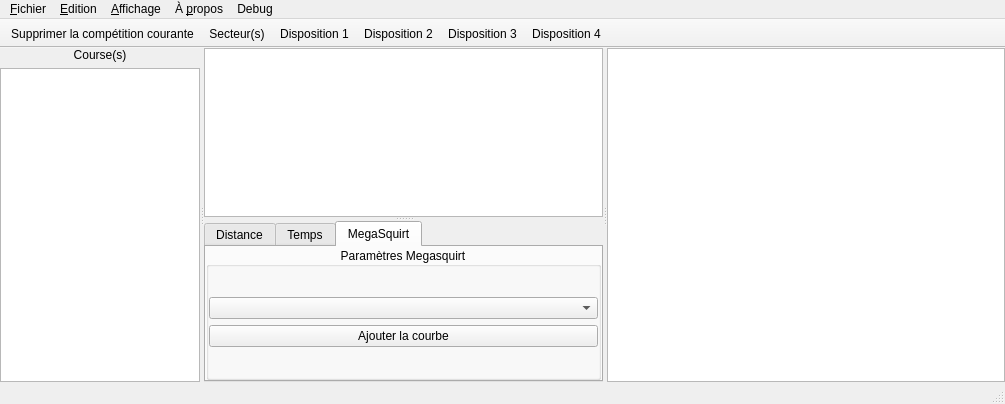
xaviermawet/EcoManagerQwt, file MainWindow.ui: the form before one commit.
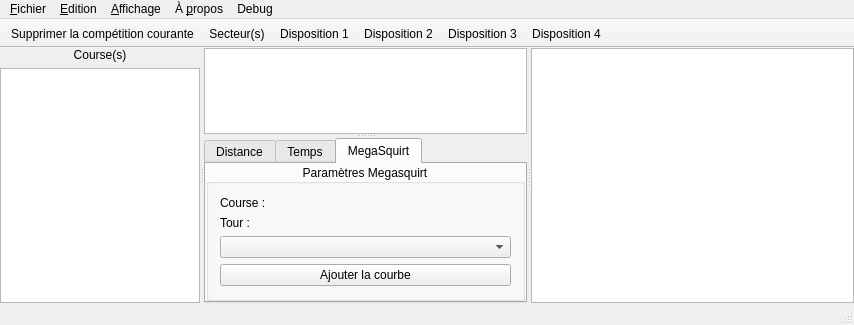
The form after the commit. Icons and pictures are not drawn.

Commit message: Correction du race_num dans le trackIdentifier lorsqu'on selectionne un tuple dans la raeView (avant je mettais tjs le numéro de la première course) Ajout de deux labels dans l'onglet Megasquirt pour renseigner à l'utilisateur quelle course et quel tour il a sélectionné pour afficher les paramètres moteur

What changed in the file:
```diff
--- a/MainWindow.ui
+++ b/MainWindow.ui
@@ -6,8 +6,8 @@
    <rect>
     <x>0</x>
     <y>0</y>
-    <width>1005</width>
-    <height>404</height>
+    <width>854</width>
+    <height>325</height>
    </rect>
   </property>
   <property name="windowTitle">
@@ -57,7 +57,7 @@
          <number>0</number>
         </property>
         <item>
-         <widget class="QLabel" name="raceLabel">
+         <widget class="QLabel" name="racesLabel">
           <property name="text">
            <string>Course(s)</string>
           </property>
@@ -173,20 +173,8 @@
                <bool>false</bool>
               </property>
               <layout class="QVBoxLayout" name="verticalLayout">
-               <property name="leftMargin">
-                <number>0</number>
-               </property>
-               <property name="topMargin">
-                <number>0</number>
-               </property>
-               <property name="rightMargin">
-                <number>0</number>
-               </property>
-               <property name="bottomMargin">
-                <number>0</number>
-               </property>
                <item>
-                <spacer name="verticalSpacer">
+                <spacer name="verticalSpacer_2">
                  <property name="orientation">
                   <enum>Qt::Vertical</enum>
                  </property>
@@ -198,6 +186,44 @@
                  </property>
                 </spacer>
                </item>
+               <item>
+                <layout class="QGridLayout" name="gridLayout">
+                 <item row="1" column="0">
+                  <widget class="QLabel" name="lapLabel">
+                   <property name="text">
+                    <string>Tour :</string>
+                   </property>
+                  </widget>
+                 </item>
+                 <item row="0" column="0">
+                  <widget class="QLabel" name="raceLabel">
+                   <property name="text">
+                    <string>Course :</string>
+                   </property>
+                  </widget>
+                 </item>
+                 <item row="0" column="1">
+                  <widget class="QLabel" name="raceNumberLabel">
+                   <property name="font">
+                    <font>
+                     <weight>75</weight>
+                     <bold>true</bold>
+                    </font>
+                   </property>
+                  </widget>
+                 </item>
+                 <item row="1" column="1">
+                  <widget class="QLabel" name="lapNumberLabel">
+                   <property name="font">
+                    <font>
+                     <weight>75</weight>
+                     <bold>true</bold>
+                    </font>
+                   </property>
+                  </widget>
+                 </item>
+                </layout>
+               </item>
                <item>
                 <widget class="QComboBox" name="megaSquirtComboBox"/>
                </item>
@@ -209,7 +235,7 @@
                 </widget>
                </item>
                <item>
-                <spacer name="verticalSpacer_2">
+                <spacer name="verticalSpacer">
                  <property name="orientation">
                   <enum>Qt::Vertical</enum>
                  </property>
@@ -281,7 +307,7 @@
     <rect>
      <x>0</x>
      <y>0</y>
-     <width>1005</width>
+     <width>854</width>
      <height>19</height>
     </rect>
    </property>
```
The commit also changes 1 other file.
